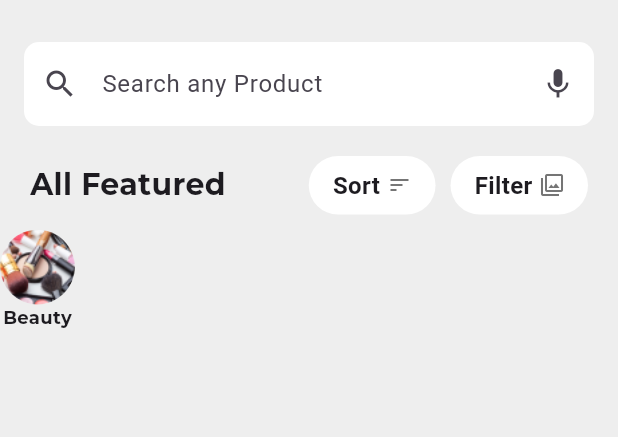
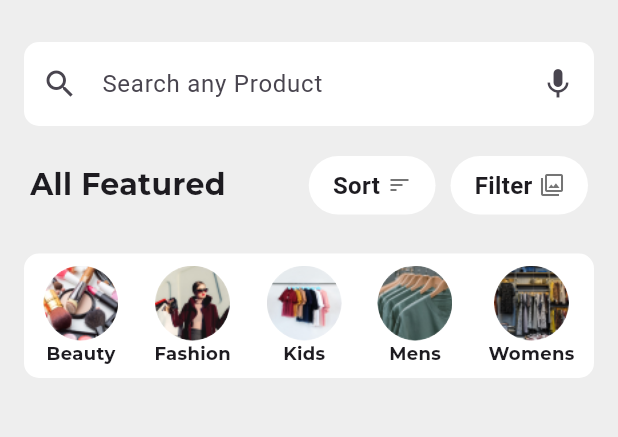
Before and after one commit to boypaida12/ecommerceapp, a Flutter app: the HomeScreen screen opened directly, on a phone screen of 412 x 824 dp, the part 72-509 px from its top. Run offline on Flutter 3.47's test engine with Material 3 defaults, Android fonts, the phone set to English and light mode, and no system bars; our stand-ins replace dots_indicator, font_awesome_flutter, introduction_screen.

Commit message:
Added feature row

```diff
--- a/lib/app_screens/home_screen.dart
+++ b/lib/app_screens/home_screen.dart
@@ -76,7 +76,18 @@ class _HomeScreenState extends State<HomeScreen> {
             ),
           ),
           SizedBox(height: 10),
-          Row(
+          Padding(
+            padding: const EdgeInsets.all(16.0),
+            child: Container(
+              decoration: BoxDecoration(
+                color: Colors.white,
+                borderRadius: BorderRadius.circular(10),
+              ),
+              child: Padding(
+                padding:
+                    const EdgeInsets.symmetric(horizontal: 6.0, vertical: 8),
+                child: Row(
+                  mainAxisAlignment: MainAxisAlignment.spaceEvenly,
                   children: [
                     Column(
                       children: [
@@ -90,8 +101,67 @@ class _HomeScreenState extends State<HomeScreen> {
                                 fontSize: 12,
                                 fontFamily: 'Montserrat')),
                       ],
+                    ),
+                    SizedBox(width: 10),
+                    Column(
+                      children: [
+                        ClipOval(
+                          child: Image.asset('assets/images/fashion.png',
+                              fit: BoxFit.cover, height: 50, width: 50),
+                        ),
+                        Text('Fashion',
+                            style: TextStyle(
+                                fontWeight: FontWeight.bold,
+                                fontSize: 12,
+                                fontFamily: 'Montserrat')),
+                      ],
+                    ),
+                    SizedBox(width: 10),
+                    Column(
+                      children: [
+                        ClipOval(
+                          child: Image.asset('assets/images/kids.png',
+                              fit: BoxFit.cover, height: 50, width: 50),
+                        ),
+                        Text('Kids',
+                            style: TextStyle(
+                                fontWeight: FontWeight.bold,
+                                fontSize: 12,
+                                fontFamily: 'Montserrat')),
+                      ],
+                    ),
+                    SizedBox(width: 10),
+                    Column(
+                      children: [
+                        ClipOval(
+                          child: Image.asset('assets/images/mens.png',
+                              fit: BoxFit.cover, height: 50, width: 50),
+                        ),
+                        Text('Mens',
+                            style: TextStyle(
+                                fontWeight: FontWeight.bold,
+                                fontSize: 12,
+                                fontFamily: 'Montserrat')),
+                      ],
+                    ),
+                    SizedBox(width: 10),
+                    Column(
+                      children: [
+                        ClipOval(
+                          child: Image.asset('assets/images/women.png',
+                              fit: BoxFit.cover, height: 50, width: 50),
+                        ),
+                        Text('Womens',
+                            style: TextStyle(
+                                fontWeight: FontWeight.bold,
+                                fontSize: 12,
+                                fontFamily: 'Montserrat')),
+                      ],
                     )
                   ],
+                ),
+              ),
+            ),
           )
         ]),
       ),
```
Also changed, not shown: assets/images/fashion.png (added), assets/images/kids.png (added), assets/images/mens.png (added), assets/images/women.png (added). Lines whose indentation alone changed are shown as unchanged.
